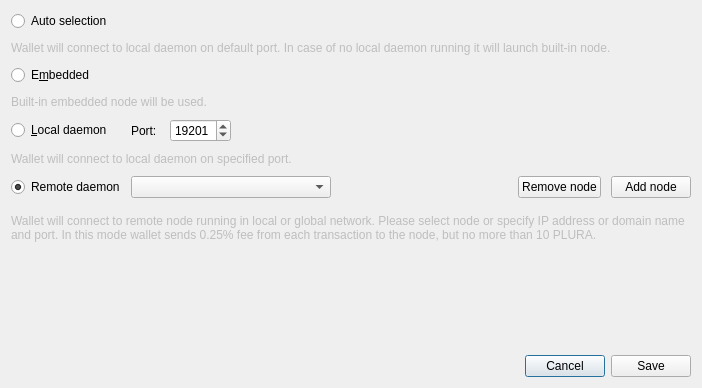
Before: the Qt Designer form src/gui/ui/connectionsettingsdialog.ui in pluracoin/pluracoin-gui-wallet, drawn with Qt 5.
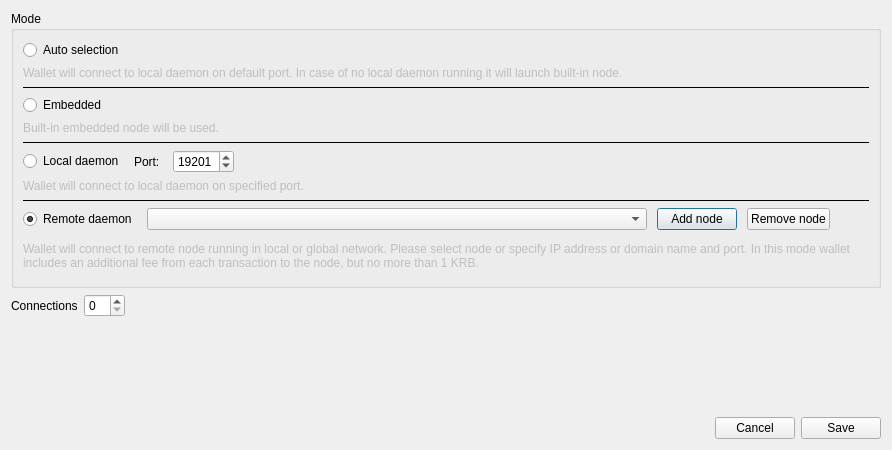
After: the same form once the commit is applied. Icons and pictures are not drawn.

```diff
--- a/src/gui/ui/connectionsettingsdialog.ui
+++ b/src/gui/ui/connectionsettingsdialog.ui
@@ -9,73 +9,40 @@
    <rect>
     <x>0</x>
     <y>0</y>
-    <width>702</width>
-    <height>388</height>
+    <width>892</width>
+    <height>450</height>
    </rect>
   </property>
   <property name="windowTitle">
    <string>Connection settings</string>
   </property>
-  <property name="styleSheet">
-   <string notr="true"/>
-  </property>
-  <layout class="QGridLayout" name="gridLayout_2">
-   <item row="2" column="0">
-    <layout class="QHBoxLayout" name="horizontalLayout">
+  <layout class="QVBoxLayout" name="verticalLayout">
      <item>
-      <spacer name="horizontalSpacer">
-       <property name="orientation">
-        <enum>Qt::Horizontal</enum>
-       </property>
-       <property name="sizeHint" stdset="0">
-        <size>
-         <width>40</width>
-         <height>20</height>
-        </size>
-       </property>
-      </spacer>
-     </item>
+    <widget class="QGroupBox" name="groupBox">
+     <property name="sizePolicy">
+      <sizepolicy hsizetype="Expanding" vsizetype="Expanding">
+       <horstretch>0</horstretch>
+       <verstretch>0</verstretch>
+      </sizepolicy>
+     </property>
+     <property name="title">
+      <string>Mode</string>
+     </property>
+     <layout class="QVBoxLayout" name="verticalLayout_2">
      <item>
-      <widget class="QPushButton" name="connectionCancelButton">
-       <property name="text">
-        <string>Cancel</string>
-       </property>
-      </widget>
-     </item>
-     <item>
-      <widget class="QPushButton" name="connectionSaveButton">
-       <property name="text">
-        <string>Save</string>
-       </property>
-      </widget>
-     </item>
-    </layout>
-   </item>
-   <item row="0" column="0">
-    <layout class="QGridLayout" name="gridLayout">
-     <property name="sizeConstraint">
-      <enum>QLayout::SetMaximumSize</enum>
-     </property>
-     <property name="verticalSpacing">
-      <number>10</number>
-     </property>
-     <item row="0" column="0">
       <widget class="QRadioButton" name="radioButton_1">
        <property name="enabled">
         <bool>true</bool>
        </property>
-       <property name="styleSheet">
-        <string notr="true"/>
-       </property>
        <property name="text">
         <string>Auto selection</string>
        </property>
        <property name="checked">
-        <bool>false</bool>
+         <bool>true</bool>
        </property>
       </widget>
      </item>
-     <item row="1" column="0" colspan="2">
+      <item>
       <widget class="QLabel" name="label">
        <property name="enabled">
         <bool>false</bool>
@@ -88,14 +55,24 @@
        </property>
       </widget>
      </item>
-     <item row="2" column="0">
+      <item>
+       <widget class="Line" name="line">
+        <property name="frameShadow">
+         <enum>QFrame::Plain</enum>
+        </property>
+        <property name="orientation">
+         <enum>Qt::Horizontal</enum>
+        </property>
+       </widget>
+      </item>
+      <item>
       <widget class="QRadioButton" name="radioButton_2">
        <property name="text">
-        <string>E&amp;mbedded</string>
+         <string>Embedded</string>
        </property>
       </widget>
      </item>
-     <item row="3" column="0" colspan="2">
+      <item>
       <widget class="QLabel" name="label_2">
        <property name="enabled">
         <bool>false</bool>
@@ -108,18 +85,31 @@
        </property>
       </widget>
      </item>
-     <item row="4" column="0">
-      <widget class="QRadioButton" name="radioButton_3">
-       <property name="text">
-        <string>&amp;Local daemon</string>
+      <item>
+       <widget class="Line" name="line_2">
+        <property name="frameShadow">
+         <enum>QFrame::Plain</enum>
+        </property>
+        <property name="orientation">
+         <enum>Qt::Horizontal</enum>
        </property>
       </widget>
      </item>
-     <item row="4" column="1">
+      <item>
       <layout class="QHBoxLayout" name="horizontalLayout_2">
        <property name="spacing">
         <number>10</number>
        </property>
+        <property name="sizeConstraint">
+         <enum>QLayout::SetMaximumSize</enum>
+        </property>
+        <item>
+         <widget class="QRadioButton" name="radioButton_3">
+          <property name="text">
+           <string>Local daemon</string>
+          </property>
+         </widget>
+        </item>
        <item>
         <widget class="QLabel" name="label_3">
          <property name="text">
@@ -158,7 +148,7 @@
        </item>
       </layout>
      </item>
-     <item row="5" column="0" colspan="2">
+      <item>
       <widget class="QLabel" name="label_4">
        <property name="enabled">
         <bool>false</bool>
@@ -171,7 +161,25 @@
        </property>
       </widget>
      </item>
-     <item row="6" column="0">
+      <item>
+       <widget class="Line" name="line_3">
+        <property name="frameShadow">
+         <enum>QFrame::Plain</enum>
+        </property>
+        <property name="orientation">
+         <enum>Qt::Horizontal</enum>
+        </property>
+       </widget>
+      </item>
+      <item>
+       <layout class="QHBoxLayout" name="horizontalLayout_3">
+        <property name="spacing">
+         <number>10</number>
+        </property>
+        <property name="sizeConstraint">
+         <enum>QLayout::SetMaximumSize</enum>
+        </property>
+        <item>
       <widget class="QRadioButton" name="radioButton_4">
        <property name="text">
         <string>Remote daemon</string>
@@ -181,16 +189,11 @@
        </property>
       </widget>
      </item>
-     <item row="6" column="1">
-      <layout class="QHBoxLayout" name="horizontalLayout_3">
-       <property name="spacing">
-        <number>10</number>
-       </property>
        <item>
         <widget class="QComboBox" name="remoteNodesComboBox">
          <property name="minimumSize">
           <size>
-           <width>200</width>
+            <width>500</width>
            <height>0</height>
           </size>
          </property>
@@ -202,30 +205,6 @@
          </property>
         </widget>
        </item>
-       <item>
-        <spacer name="horizontalSpacer_3">
-         <property name="orientation">
-          <enum>Qt::Horizontal</enum>
-         </property>
-         <property name="sizeHint" stdset="0">
-          <size>
-           <width>40</width>
-           <height>20</height>
-          </size>
-         </property>
-        </spacer>
-       </item>
-       <item>
-        <widget class="QPushButton" name="removeNodeButton">
-         <property name="text">
-          <string>Remove node</string>
-         </property>
-         <property name="icon">
-          <iconset resource="../../resources.qrc">
-           <normaloff>:/icons/remove</normaloff>:/icons/remove</iconset>
-         </property>
-        </widget>
-       </item>
        <item>
         <widget class="QPushButton" name="addNodeButton">
          <property name="text">
@@ -237,9 +216,33 @@
          </property>
         </widget>
        </item>
-      </layout>
-     </item>
-     <item row="7" column="0" colspan="2">
+        <item>
+         <widget class="QPushButton" name="removeNodeButton">
+          <property name="text">
+           <string>Remove node</string>
+          </property>
+          <property name="icon">
+           <iconset resource="../../resources.qrc">
+            <normaloff>:/icons/remove</normaloff>:/icons/remove</iconset>
+          </property>
+         </widget>
+        </item>
+        <item>
+         <spacer name="horizontalSpacer_3">
+          <property name="orientation">
+           <enum>Qt::Horizontal</enum>
+          </property>
+          <property name="sizeHint" stdset="0">
+           <size>
+            <width>40</width>
+            <height>20</height>
+           </size>
+          </property>
+         </spacer>
+        </item>
+       </layout>
+      </item>
+      <item>
       <widget class="QLabel" name="label_5">
        <property name="enabled">
         <bool>false</bool>
@@ -257,7 +260,7 @@
         </size>
        </property>
        <property name="text">
-        <string>Wallet will connect to remote node running in local or global network. Please select node or specify IP address or domain name and port. In this mode wallet sends 0.25% fee from each transaction to the node, but no more than 10 PLURA.</string>
+         <string>Wallet will connect to remote node running in local or global network. Please select node or specify IP address or domain name and port. In this mode wallet includes an additional fee from each transaction to the node, but no more than 1 KRB.</string>
        </property>
        <property name="wordWrap">
         <bool>true</bool>
@@ -265,8 +268,36 @@
       </widget>
      </item>
     </layout>
+    </widget>
    </item>
-   <item row="1" column="0">
+   <item>
+    <layout class="QHBoxLayout" name="horizontalLayout_4">
+     <item>
+      <widget class="QLabel" name="label_6">
+       <property name="text">
+        <string>Connections</string>
+       </property>
+      </widget>
+     </item>
+     <item>
+      <widget class="QSpinBox" name="m_connectionsCount"/>
+     </item>
+     <item>
+      <spacer name="horizontalSpacer_4">
+       <property name="orientation">
+        <enum>Qt::Horizontal</enum>
+       </property>
+       <property name="sizeHint" stdset="0">
+        <size>
+         <width>40</width>
+         <height>20</height>
+        </size>
+       </property>
+      </spacer>
+     </item>
+    </layout>
+   </item>
+   <item>
     <spacer name="verticalSpacer">
      <property name="orientation">
       <enum>Qt::Vertical</enum>
@@ -274,11 +305,42 @@
      <property name="sizeHint" stdset="0">
       <size>
        <width>20</width>
-       <height>40</height>
+       <height>131</height>
       </size>
      </property>
     </spacer>
    </item>
+   <item>
+    <layout class="QHBoxLayout" name="horizontalLayout">
+     <item>
+      <spacer name="horizontalSpacer">
+       <property name="orientation">
+        <enum>Qt::Horizontal</enum>
+       </property>
+       <property name="sizeHint" stdset="0">
+        <size>
+         <width>40</width>
+         <height>20</height>
+        </size>
+       </property>
+      </spacer>
+     </item>
+     <item>
+      <widget class="QPushButton" name="connectionCancelButton">
+       <property name="text">
+        <string>Cancel</string>
+       </property>
+      </widget>
+     </item>
+     <item>
+      <widget class="QPushButton" name="connectionSaveButton">
+       <property name="text">
+        <string>Save</string>
+       </property>
+      </widget>
+     </item>
+    </layout>
+   </item>
   </layout>
  </widget>
  <resources>
```
Left out of the diff: 3 changed lines with no effect on the pictures. Lines whose indentation alone changed are shown as unchanged.
